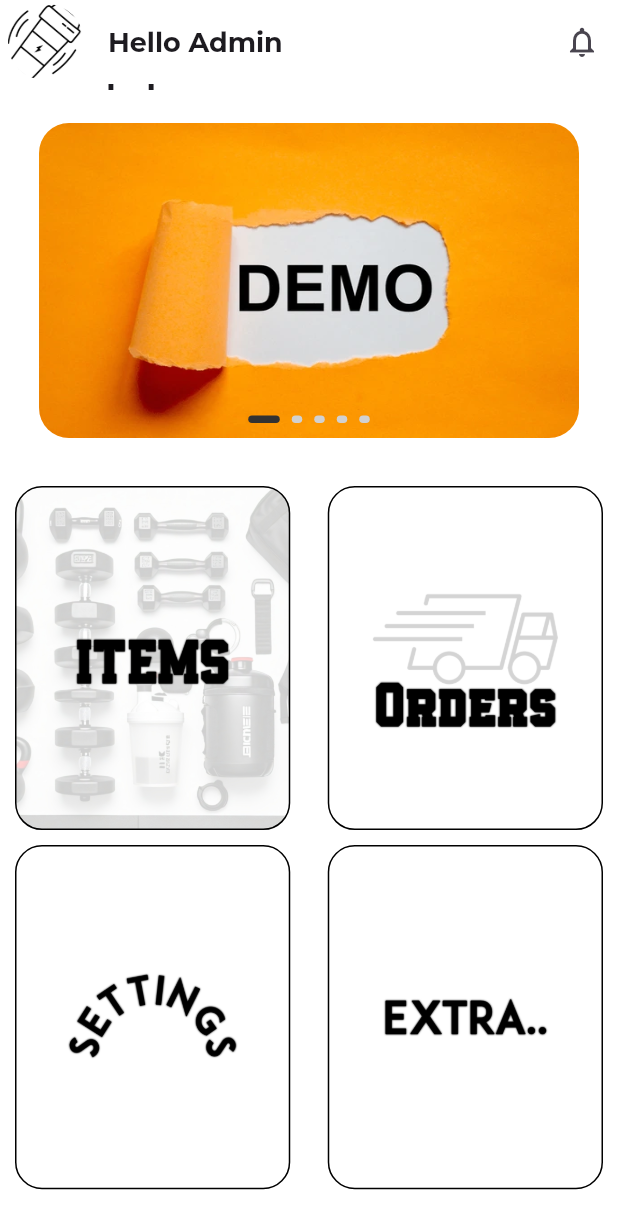
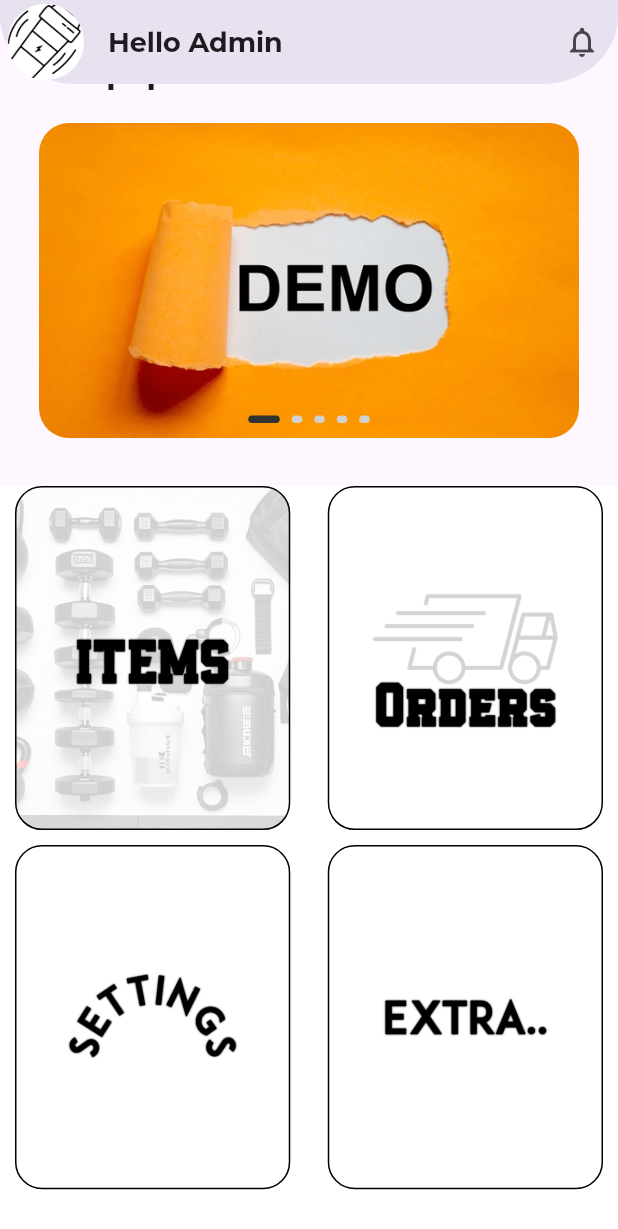
Before and after one commit to H4R1-4926/shopping_app_admin, a Flutter app: the screen it shows after launch, scrolled down 62 dp, on a phone screen of 412 x 824 dp. Shown: the top 1229 px of the screen. Run offline on Flutter 3.47's test engine with Material 3 defaults, Android fonts, the phone set to English and light mode, and no system bars; drawn by our look-alikes of carousel_slider, smooth_page_indicator; our stand-ins replace bloc, flutter_bloc, flutter_colorpicker, freezed_annotation, google_fonts, iconsax and 3 more.

Commit message:
small changes

```diff
--- a/lib/Application/RadioButton/radio_button_bloc.dart
+++ /dev/null
@@ -1,14 +0,0 @@
-import 'package:bloc/bloc.dart';
-import 'package:freezed_annotation/freezed_annotation.dart';
-
-part 'radio_button_event.dart';
-part 'radio_button_bloc.freezed.dart';
-part 'radio_button_state.dart';
-
-class RadioButtonBloc extends Bloc<RadioButtonEvent, RadioButtonState> {
-  RadioButtonBloc() : super(RadioButtonState.initial()) {
-    on<_OnClicked>((event, emit) {
-      emit(RadioButtonState(value: event.value));
-    });
-  }
-}
--- a/lib/Application/RadioButton/radio_button_event.dart
+++ /dev/null
@@ -1,6 +0,0 @@
-part of 'radio_button_bloc.dart';
-
-@freezed
-class RadioButtonEvent with _$RadioButtonEvent {
-  const factory RadioButtonEvent.onClicked({required int value}) = _OnClicked;
-}
--- a/lib/Application/RadioButton/radio_button_state.dart
+++ /dev/null
@@ -1,9 +0,0 @@
-part of 'radio_button_bloc.dart';
-
-@freezed
-class RadioButtonState with _$RadioButtonState {
-  const factory RadioButtonState({required int value}) = _RadioButtonState;
-  factory RadioButtonState.initial() {
-    return const RadioButtonState(value: 1);
-  }
-}
--- a/lib/Application/Theme Bloc/theme_bloc_event.dart
+++ /dev/null
@@ -1,7 +0,0 @@
-part of 'theme_bloc_bloc.dart';
-
-@freezed
-class ThemeBlocEvent with _$ThemeBlocEvent {
-  const factory ThemeBlocEvent.onTap({required int value}) = OnTap;
-  const factory ThemeBlocEvent.onSelected({required int value}) = OnSelected;
-}
--- a/lib/Application/Theme Bloc/theme_bloc_state.dart
+++ /dev/null
@@ -1,10 +0,0 @@
-part of 'theme_bloc_bloc.dart';
-
-@freezed
-class ThemeBlocState with _$ThemeBlocState {
-  const factory ThemeBlocState({required bool isTrue, required int value}) =
-      _ThemeBlocState;
-  factory ThemeBlocState.initial() {
-    return const ThemeBlocState(isTrue: false, value: 1);
-  }
-}
--- a/lib/Presentation/Screens/Home/hompage.dart
+++ b/lib/Presentation/Screens/Home/hompage.dart
@@ -1,10 +1,8 @@
 // ignore_for_file: no_leading_underscores_for_local_identifiers
 
 import 'package:flutter/material.dart';
-import 'package:flutter_bloc/flutter_bloc.dart';
 
 import 'package:google_fonts/google_fonts.dart';
-import 'package:shopping_app_admin/Application/Theme%20Bloc/theme_bloc_bloc.dart';
 import 'package:shopping_app_admin/Core/colors.dart';
 import 'package:shopping_app_admin/Presentation/Screens/Home/Notification/notification_page.dart';
 
@@ -17,8 +15,6 @@ class HomePage extends StatelessWidget {
 
   @override
   Widget build(BuildContext context) {
-    return BlocBuilder<ThemeBlocBloc, ThemeBlocState>(
-      builder: (context, state) {
     return Scaffold(
         appBar: AppBar(
           shape: const RoundedRectangleBorder(
@@ -28,12 +24,10 @@ class HomePage extends StatelessWidget {
           leading: Padding(
             padding: const EdgeInsets.only(left: 5),
             child: CircleAvatar(
-                  backgroundColor:
-                      Theme.of(context).brightness == Brightness.dark
+              backgroundColor: Theme.of(context).brightness == Brightness.dark
                   ? kblack
                   : kwhite,
-                  backgroundImage:
-                      Theme.of(context).brightness == Brightness.dark
+              backgroundImage: Theme.of(context).brightness == Brightness.dark
                   ? const AssetImage('assets/img/drink white png.png')
                   : const AssetImage('assets/img/drink black png.png'),
               radius: 2,
@@ -75,7 +69,5 @@ class HomePage extends StatelessWidget {
             GridPage()
           ],
         ));
-      },
-    );
   }
 }
--- a/lib/main.dart
+++ b/lib/main.dart
@@ -1,12 +1,7 @@
 import 'package:flutter/material.dart';
 import 'package:flutter_bloc/flutter_bloc.dart';
-
-import 'package:shopping_app_admin/Application/Theme%20Bloc/theme_bloc_bloc.dart';
 import 'package:shopping_app_admin/Application/Widget%20Blocs/Visible%20Widget/visible_bloc.dart';
-import 'package:shopping_app_admin/Core/theme.dart';
 import 'package:shopping_app_admin/Presentation/Screens/Home/hompage.dart';
-
-import 'Application/RadioButton/radio_button_bloc.dart';
 
 void main() async {
   WidgetsFlutterBinding.ensureInitialized();
@@ -22,24 +17,11 @@ class MainApp extends StatelessWidget {
     return MultiBlocProvider(
       providers: [
         BlocProvider(
-          create: (context) => RadioButtonBloc(),
-        ),
-        BlocProvider(
-          create: (context) => ThemeBlocBloc(),
-        ),
-        BlocProvider(
           create: (context) => VisibleBloc(),
         ),
       ],
-      child: BlocBuilder<ThemeBlocBloc, ThemeBlocState>(
-        builder: (context, state) {
-          return MaterialApp(
-              darkTheme: kdarkMode,
-              theme: state.isTrue ? kdarkMode : klightMode,
-              debugShowCheckedModeBanner: false,
-              home: const HomePage());
-        },
-      ),
+      child: const MaterialApp(
+          debugShowCheckedModeBanner: false, home: HomePage()),
     );
   }
 }
```
Also changed, not shown: lib/Application/Theme Bloc/theme_bloc_bloc.dart (deleted, +0 -21 lines), lib/Presentation/Screens/Account/Profile Screens/theme_settings.dart (deleted, +0 -137 lines), lib/Presentation/Screens/Account/account.dart (+0 -31 lines), lib/Application/Widget Blocs/Visible Widget/visible_bloc.freezed.dart (added). Lines whose indentation alone changed are shown as unchanged.
